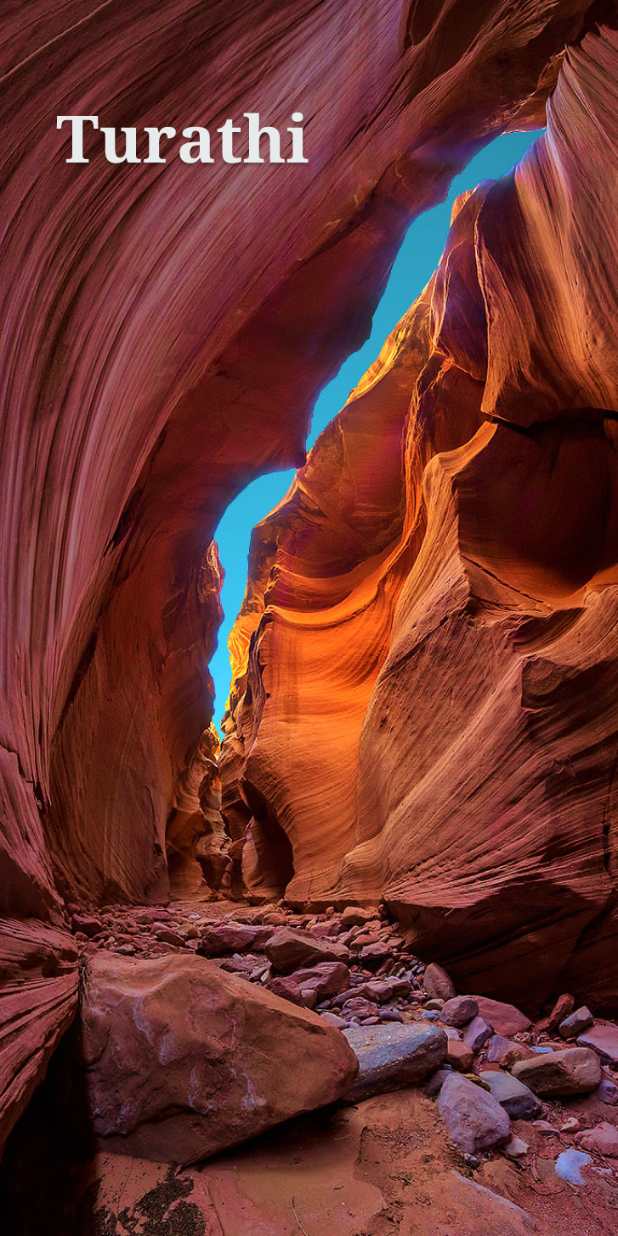
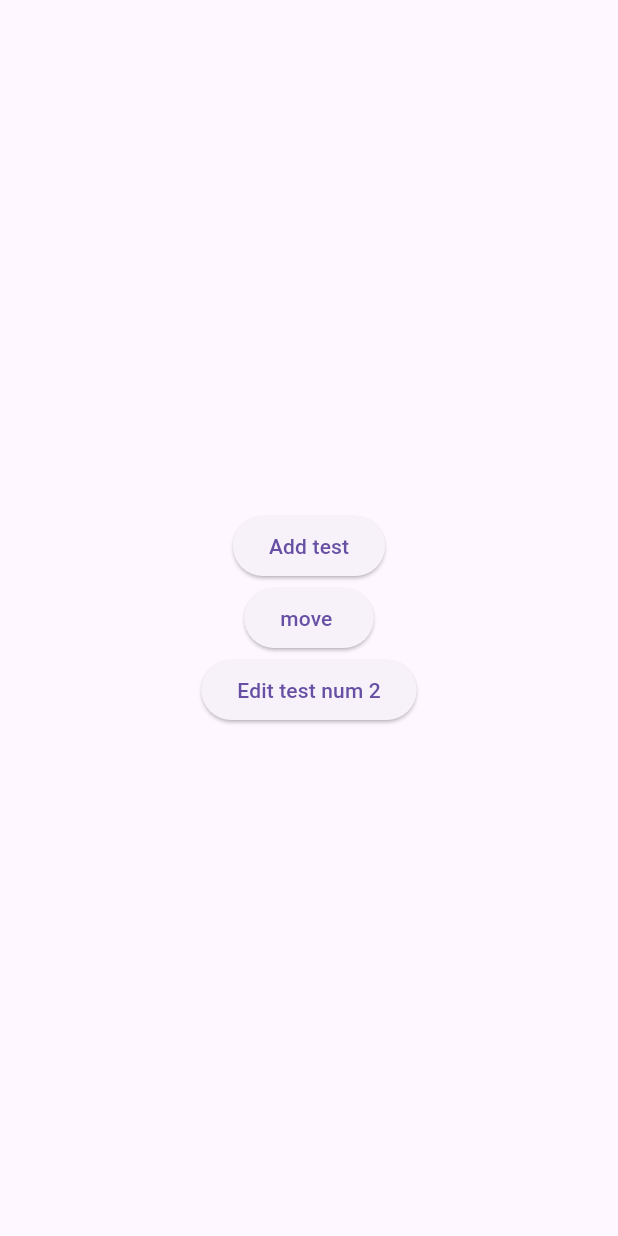
Before and after one commit to MiralDalayka/turathi, a Flutter app: the first screen one second after launch, on a phone screen of 412 x 824 dp. Run offline on Flutter 3.47's test engine with Material 3 defaults, Android fonts, the phone set to English and light mode, and no system bars; our stand-ins replace auto_size_text, cloud_firestore, file_picker, firebase_auth, firebase_core, flutter_image_slideshow and 5 more; accounts and stored records are empty.

Commit message:
test mode

```diff
--- /dev/null
+++ b/lib/core/models/testModel.dart
@@ -0,0 +1,50 @@
+import 'dart:developer';
+
+
+class TestModel {
+String? title;
+int? num;
+
+  TestModel(
+      {
+
+      required  this.title,
+        required  this.num,
+
+       });
+
+  TestModel.fromJson(Map<String, dynamic> json) {
+
+    title = json['title'];
+    num = json['num'];
+
+
+  }
+
+  Map<String, dynamic> toJson() {
+    final Map<String, dynamic> data = new Map<String, dynamic>();
+
+    data['title'] = this.title;
+    data['num'] = this.num;
+
+    return data;
+  }
+}
+
+
+class TestList {
+  List<TestModel> tests;
+
+  TestList({required this.tests});
+
+  factory TestList.fromJson(List<dynamic> data) {
+    log("I'm In TestList Factory");
+    //1. temp list
+    List<TestModel> tempTests = [];
+    tempTests = data.map((item) {
+      return TestModel.fromJson(Map<String, dynamic>.from(item));
+    }).toList();
+
+    return TestList(tests: tempTests);
+  }
+}
--- a/lib/main.dart
+++ b/lib/main.dart
@@ -1,14 +1,30 @@
+import 'package:firebase_core/firebase_core.dart';
 import 'package:flutter/material.dart';
 import 'package:provider/provider.dart';
 import 'package:turathi/core/functions/get_current_location.dart';
 import 'package:turathi/core/providers/nearest_places_provider.dart';
+import 'package:turathi/test%20Add.dart';
 import 'package:turathi/utils/Router/const_router_names.dart';
 import 'package:turathi/utils/Router/router_class.dart';
 import 'package:turathi/utils/shared.dart';
 
 import 'core/providers/place_provider.dart';
+import 'firebase_options.dart';
 
-void main() {
+void main() async {
+  WidgetsFlutterBinding.ensureInitialized();
+  await Firebase.initializeApp(
+      // options: DefaultFirebaseOptions.currentPlatform
+
+      // const FirebaseOptions(
+      //     apiKey: 'apiKey',
+      //     appId: "com.example.turathi",
+      //     messagingSenderId: "messagingSenderId",
+      //     projectId: "projectId"
+      //
+      // )
+
+  );
   runApp(const MyApp());
 }
 
@@ -29,26 +45,46 @@ void main() {
 //     );
 //   }
 // }
+// class MyApp extends StatelessWidget {
+//   const MyApp({Key? key}) : super(key: key);
+//
+//   @override
+//   Widget build(BuildContext context) {
+//     // GetCurrentLocation().performNearbySearch(context);
+//
+//     print('cureent long: ${userNearestLog},cureent lat: ${userNearestLat} ');
+//
+//     return MultiProvider(
+//       providers: [
+//         ChangeNotifierProvider.value(value: NearestPlacesProvider()),
+//         /////here at the right give it model
+//         // ChangeNotifierProvider.value(value: PlaceProvider()),/////here at the right give it model
+//       ],
+//       child: const MaterialApp(
+//         debugShowCheckedModeBanner: false,
+//         onGenerateRoute: MyRouter.generateRoute,
+//         initialRoute: initRoute,
+//       ),
+//     );
+//   }
+// }
+
 class MyApp extends StatelessWidget {
   const MyApp({Key? key}) : super(key: key);
 
   @override
   Widget build(BuildContext context) {
 
-    // GetCurrentLocation().performNearbySearch(context);
 
-    print('cureent long: ${userNearestLog},cureent lat: ${userNearestLat} ');
-
-    return  MultiProvider(
+    return MultiProvider(
       providers: [
-        ChangeNotifierProvider.value(value: NearestPlacesProvider()),/////here at the right give it model
-        ChangeNotifierProvider.value(value: PlaceProvider()),/////here at the right give it model
-
+        ChangeNotifierProvider.value(value: NearestPlacesProvider()),
+        /////here at the right give it model
+        // ChangeNotifierProvider.value(value: PlaceProvider()),/////here at the right give it model
       ],
       child: const MaterialApp(
         debugShowCheckedModeBanner: false,
-        onGenerateRoute: MyRouter.generateRoute,
-        initialRoute: initRoute,
+        home: AddTest(),
       ),
     );
   }
--- /dev/null
+++ b/lib/test Add.dart
@@ -0,0 +1,53 @@
+import 'package:flutter/material.dart';
+import 'package:turathi/core/models/testModel.dart';
+import 'package:turathi/core/services/test_service.dart';
+import 'package:turathi/testView.dart';
+
+class AddTest extends StatefulWidget {
+  const AddTest({super.key});
+
+  @override
+  State<AddTest> createState() => _AddTestState();
+}
+
+class _AddTestState extends State<AddTest> {
+  @override
+  Widget build(BuildContext context) {
+    TestService service = TestService();
+    return Scaffold(
+      body: Center(
+        child: Column(
+          mainAxisAlignment: MainAxisAlignment.center,
+          children: [
+            ElevatedButton(
+              child: Text("Add test"),
+              onPressed: (){
+                service.addTest(TestModel(title: 'title4', num: 4));
+                service.addTest(TestModel(title: 'title5', num: 5));
+                service.addTest(TestModel(title: 'title6', num: 6));
+
+              }
+              ,
+            ),
+            ElevatedButton(
+              child: Text("move "),
+              onPressed: (){
+               Navigator.of(context).push(MaterialPageRoute(builder: (context) =>TestView() ));
+
+              }
+              ,
+            ),
+            ElevatedButton(
+              child: Text("Edit test num 2"),
+              onPressed: (){
+                service.updateTest(TestModel(title: 'updated test', num: 2));
+
+              }
+              ,
+            ),
+          ],
+        ),
+      )
+    );
+  }
+}
--- a/lib/view/screens/add_data_screens/add_place_page.dart
+++ b/lib/view/screens/add_data_screens/add_place_page.dart
@@ -39,7 +39,7 @@ class _AddNewPlaceState extends State<AddNewPlace> {
 
   @override
   Widget build(BuildContext context) {
-    var placeProvider = Provider.of<PlaceProvider>(context);
+    // var placeProvider = Provider.of<PlaceProvider>(context);
     return Scaffold(
       appBar: AppBar(
         centerTitle: true,
@@ -97,7 +97,7 @@ class _AddNewPlaceState extends State<AddNewPlace> {
                                   msg: "Place Added Successfully",
                                   context: context);
                               //BACK
-                              placeProvider.addPlace(PlaceModel(id: '211'));
+                              // placeProvider.addPlace(PlaceModel(id: '211'));
                               // Navigator.of(context).pushNamed(placeDetailsRoute,arguments: );
                               Navigator.of(context).pop();
                             }
```
Also changed, not shown: lib/core/providers/place_provider.dart (+28 -28 lines), lib/core/services/place_service.dart (+66 -65 lines), lib/core/services/test_service.dart (added, +67 -0 lines), lib/testView.dart (renamed from lib/test.dart, +79 -0 lines), pubspec.lock.
